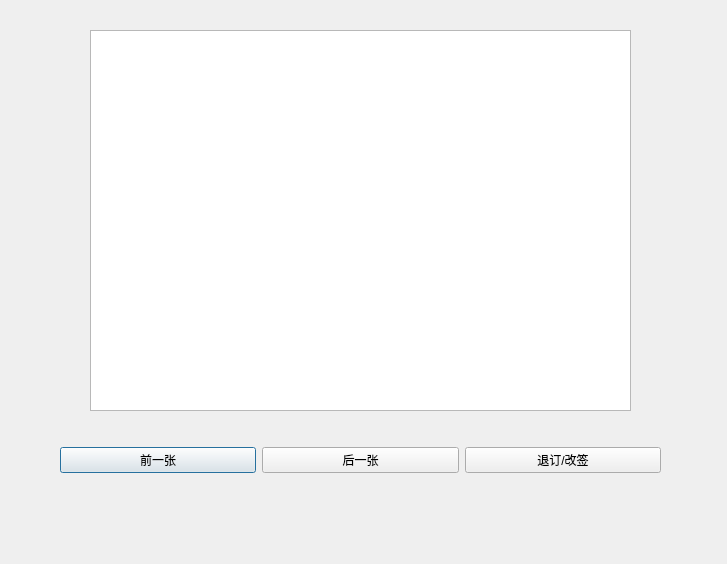
This is Client/UI/TrainUI/myticket.ui in TimerChen/TrainTickets as Qt 5 draws it before an edit. The edited form follows.
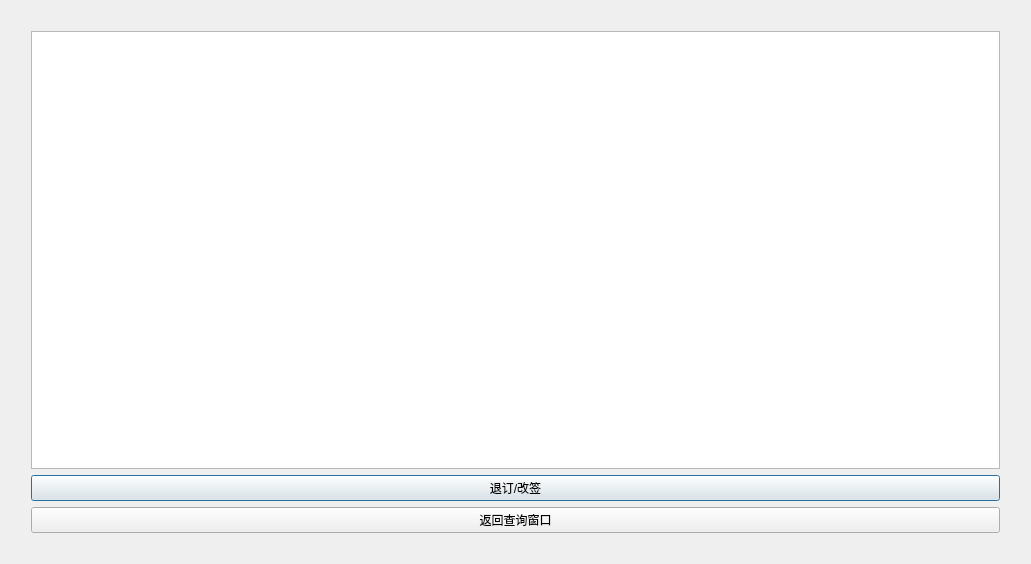
This is the edited form. Icons and pictures are not drawn.

The edit to the form file:
```diff
--- a/Client/UI/TrainUI/myticket.ui
+++ b/Client/UI/TrainUI/myticket.ui
@@ -6,7 +6,7 @@
    <rect>
     <x>0</x>
     <y>0</y>
-    <width>727</width>
+    <width>1031</width>
     <height>564</height>
    </rect>
   </property>
@@ -17,39 +17,28 @@
    <iconset>
     <normaloff>12308.png</normaloff>12308.png</iconset>
   </property>
-  <widget class="QTextEdit" name="ticketsTextEdit">
-   <property name="geometry">
-    <rect>
-     <x>90</x>
-     <y>30</y>
-     <width>541</width>
-     <height>381</height>
-    </rect>
-   </property>
-  </widget>
-  <widget class="QWidget" name="layoutWidget">
-   <property name="geometry">
-    <rect>
-     <x>60</x>
-     <y>430</y>
-     <width>601</width>
-     <height>60</height>
-    </rect>
-   </property>
-   <layout class="QHBoxLayout" name="horizontalLayout">
-    <item>
-     <widget class="QPushButton" name="preTicketBtn">
-      <property name="text">
-       <string>前一张</string>
-      </property>
-     </widget>
-    </item>
-    <item>
-     <widget class="QPushButton" name="nextTicketBtn">
-      <property name="text">
-       <string>后一张</string>
-      </property>
-     </widget>
+  <layout class="QVBoxLayout" name="verticalLayout_3">
+   <item>
+    <layout class="QVBoxLayout" name="verticalLayout_2" stretch="0">
+     <property name="spacing">
+      <number>6</number>
+     </property>
+     <property name="leftMargin">
+      <number>20</number>
+     </property>
+     <property name="topMargin">
+      <number>20</number>
+     </property>
+     <property name="rightMargin">
+      <number>20</number>
+     </property>
+     <property name="bottomMargin">
+      <number>20</number>
+     </property>
+     <item>
+      <layout class="QVBoxLayout" name="verticalLayout">
+       <item>
+        <widget class="QTableView" name="ticketsTableView"/>
     </item>
     <item>
      <widget class="QPushButton" name="modifyTicketBtn">
@@ -58,8 +47,18 @@
       </property>
      </widget>
     </item>
-   </layout>
-  </widget>
+       <item>
+        <widget class="QPushButton" name="exitBtn">
+         <property name="text">
+          <string>返回查询窗口</string>
+         </property>
+        </widget>
+       </item>
+      </layout>
+     </item>
+    </layout>
+   </item>
+  </layout>
  </widget>
  <resources/>
  <connections/>
```
Left out of the diff: 19 changed lines with no effect on the pictures. Lines whose indentation alone changed are shown as unchanged.
